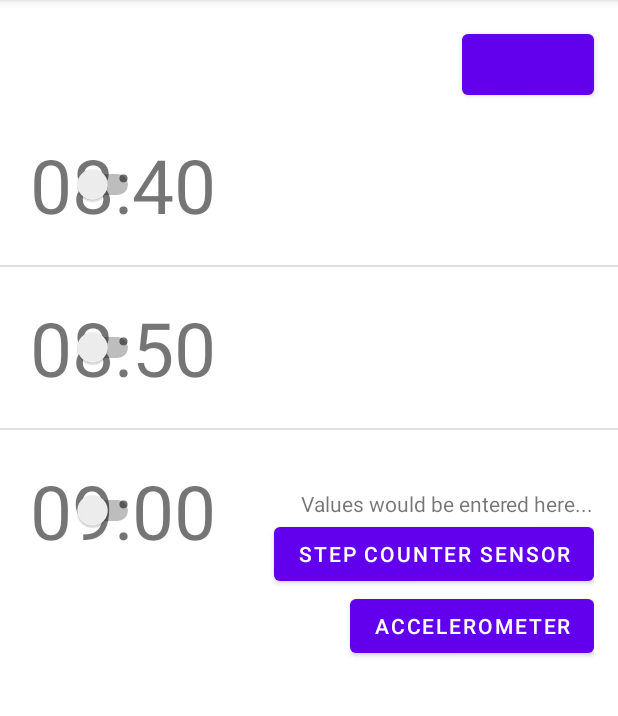
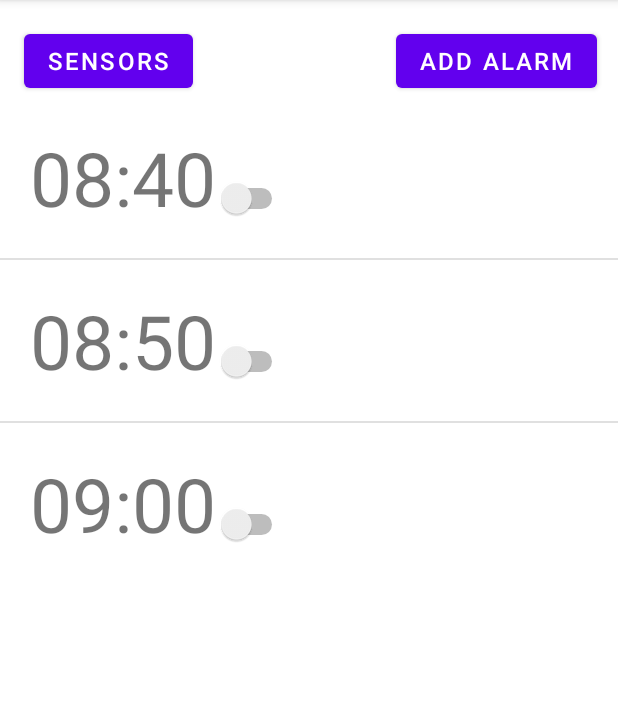
Before and after one commit to LydiaHaile/MAMN01-project, an Android app: the screen it shows after launch (MainActivity), on a phone screen of 412 x 824 dp, the part 84-800 px from its top. Run offline under Robolectric (Android 15) with nearby library versions, the phone set to English and light mode, and no system bars.

Commit message:
refactored sensor code

```diff
--- a/app/src/main/java/com/example/nosnooze/MainActivity.java
+++ b/app/src/main/java/com/example/nosnooze/MainActivity.java
@@ -20,17 +20,9 @@ import android.widget.ListView;
 import android.widget.TextView;
 import android.widget.Toast;
 
-public class MainActivity extends AppCompatActivity implements SensorEventListener{
-    private SensorManager sensorManager;
-    private int currentSensor;
-    private Sensor stepCounterSensor;
-    private Sensor accelerometerSensor;
-    private long lastUpdate = 0;
-    private float last_x, last_y, last_z;
-    private static final int SHAKE_THRESHOLD = 600;
-    private TextView textView;
+public class MainActivity extends AppCompatActivity {
+
     ListView alarmList;
-    Button btnStepCounterOnClick;
     private final String[] alarms = {"08:40", "08:50", "09:00"};
 
     @Override
@@ -40,20 +32,6 @@ public class MainActivity extends AppCompatActivity implements SensorEventListen
         alarmList = findViewById(R.id.alarm_list);
         AlarmAdapter alarmAdapter = new AlarmAdapter(this, alarms);
         alarmList.setAdapter(alarmAdapter);
-        textView = findViewById(R.id.tvResult);
-        sensorManager = (SensorManager)getSystemService(Context.SENSOR_SERVICE);
-        stepCounterSensor = sensorManager.getDefaultSensor(Sensor.TYPE_STEP_DETECTOR);
-        btnStepCounterOnClick = findViewById(R.id.btnStepCounterOnClick); // behövs den?
-        accelerometerSensor = sensorManager.getDefaultSensor(Sensor.TYPE_ACCELEROMETER);
-
-
-    }
-    public boolean checkSensorAvailability(int sensorType) {
-        boolean isSensor = false;
-        if (sensorManager.getDefaultSensor(sensorType) != null) {
-            isSensor = true;
-        }
-        return isSensor;
     }
 
     public void addAlarm(View view) {
@@ -61,64 +39,8 @@ public class MainActivity extends AppCompatActivity implements SensorEventListen
         startActivity(intent);
     }
 
-    public void stepCounterOnClick(View view) {
-        if (checkSensorAvailability(Sensor.TYPE_STEP_DETECTOR)) {
-            currentSensor = Sensor.TYPE_STEP_DETECTOR;
-        } else {
-            textView.setText("Step Counter Sensor not available");
-        }
+    public void gotoSensor(View view) {
+        Intent intent= new Intent(this, SensorPage.class);
+        startActivity(intent);
     }
-    @Override
-    public void onSensorChanged(SensorEvent event) {
-        if (event.sensor.getType() == currentSensor) {
-            float x = event.values[0];
-            float y = event.values[1];
-            float z = event.values[2];
-
-            long curTime = System.currentTimeMillis();
-            if ((curTime - lastUpdate) > 100) {
-                long diffTime = (curTime - lastUpdate);
-                lastUpdate = curTime;
-
-                float speed = Math.abs(x + y + z - last_x - last_y - last_z) / diffTime * 10000;
-
-                if (speed > SHAKE_THRESHOLD) {
-                    Toast.makeText(getApplicationContext(), "Your phone just shook", Toast.LENGTH_LONG).show();
-                }
-
-                last_x = x;
-                last_y = y;
-                last_z = z;
-            }
-      //  float steps = event.values[0];
-     //   textView.setText("Steps : " + steps);
-    }}
-    @Override
-    public void onAccuracyChanged(Sensor sensor, int accuracy) {
-
-    }
-        public void accelerometerSensorOnClick(View view) {
-            if (checkSensorAvailability(Sensor.TYPE_ACCELEROMETER)) {
-                currentSensor = Sensor.TYPE_ACCELEROMETER;
-            }
-            textView.setText("Accelerometer not available");
-        }
-
-    @Override
-    protected void onResume() {
-        super.onResume();
-        sensorManager.registerListener(this, accelerometerSensor,
-                SensorManager.SENSOR_DELAY_NORMAL);
-        sensorManager.registerListener((SensorEventListener) this, stepCounterSensor,
-                SensorManager.SENSOR_DELAY_NORMAL);
-
-    }
-
-    @Override
-    protected void onPause() {
-        super.onPause();
-        sensorManager.unregisterListener(this);
-    }
-
-
 }
--- a/app/src/main/res/layout/activity_main.xml
+++ b/app/src/main/res/layout/activity_main.xml
@@ -11,15 +11,28 @@
         android:layout_width="wrap_content"
         android:layout_height="wrap_content"
         android:onClick="addAlarm"
-        android:textSize="24sp"
+        android:textSize="16sp"
+        android:text="Add alarm"
         app:layout_constraintBottom_toBottomOf="parent"
         app:layout_constraintEnd_toEndOf="parent"
         app:layout_constraintHorizontal_bias="0.95"
         app:layout_constraintStart_toStartOf="parent"
         app:layout_constraintTop_toTopOf="parent"
         app:layout_constraintVertical_bias="0.023"
-        tools:text="@string/button_one"></Button>
+        tools:text="@string/button_one"/>
 
+    <Button
+        android:layout_width="wrap_content"
+        android:layout_height="wrap_content"
+        android:onClick="gotoSensor"
+        android:text="Sensors"
+        android:textSize="16sp"
+        app:layout_constraintBottom_toBottomOf="parent"
+        app:layout_constraintEnd_toStartOf="@+id/button"
+        app:layout_constraintHorizontal_bias="0.104"
+        app:layout_constraintStart_toStartOf="parent"
+        app:layout_constraintTop_toTopOf="parent"
+        app:layout_constraintVertical_bias="0.023" />
 
     <ListView
         android:id="@+id/alarm_list"
@@ -28,40 +41,6 @@
         app:layout_constraintEnd_toEndOf="parent"
         app:layout_constraintHorizontal_bias="0.0"
         app:layout_constraintStart_toStartOf="parent"
-        app:layout_constraintTop_toBottomOf="@+id/button"></ListView>
+        app:layout_constraintTop_toBottomOf="@+id/button"/>
 
-    <LinearLayout
-        android:layout_width="match_parent"
-        android:layout_height="match_parent"
-        android:layout_gravity="center"
-        android:layout_margin="16dp"
-        android:gravity="center"
-        android:orientation="vertical"
-        tools:layout_editor_absoluteX="16dp"
-        tools:layout_editor_absoluteY="54dp">
-
-
-        <TextView
-            android:id="@+id/tvResult"
-            android:layout_width="wrap_content"
-            android:layout_height="wrap_content"
-            android:layout_gravity="bottom|right"
-            android:text="Values would be entered here..." />
-
-        <Button
-            android:id="@+id/btnStepCounterOnClick"
-            android:layout_width="wrap_content"
-            android:layout_height="wrap_content"
-            android:layout_gravity="bottom|right"
-            android:onClick="stepCounterOnClick"
-            android:text="Step Counter Sensor" />
-
-        <Button
-            android:id="@+id/btnAccelerometer"
-            android:layout_width="wrap_content"
-            android:layout_height="wrap_content"
-            android:layout_gravity="bottom|right"
-            android:onClick="accelerometerSensorOnClick"
-            android:text="Accelerometer" />
-    </LinearLayout>
 </androidx.constraintlayout.widget.ConstraintLayout>
--- a/app/src/main/res/layout/row.xml
+++ b/app/src/main/res/layout/row.xml
@@ -1,5 +1,5 @@
 <?xml version="1.0" encoding="utf-8"?>
-<androidx.constraintlayout.widget.ConstraintLayout
+<LinearLayout
     xmlns:android="http://schemas.android.com/apk/res/android"
     xmlns:app="http://schemas.android.com/apk/res-auto"
     xmlns:tools="http://schemas.android.com/tools"
@@ -30,5 +30,7 @@
         app:layout_constraintEnd_toEndOf="parent"
         app:layout_constraintHorizontal_bias="1.0"
         app:layout_constraintStart_toStartOf="parent"
-        app:layout_constraintTop_toTopOf="parent"></Switch>
-</androidx.constraintlayout.widget.ConstraintLayout>
+        app:layout_constraintTop_toTopOf="parent"
+        android:layout_marginLeft="30dp"/>
+
+</LinearLayout>
--- a/app/src/main/res/values/strings.xml
+++ b/app/src/main/res/values/strings.xml
@@ -1,5 +1,5 @@
 <resources>
     <string name="app_name">NoSnooze</string>
     <string name="button_one">+</string>
-    <string name="set_time">Set time</string>"
+    <string name="set_time">Done</string>"
 </resources>
```
Also changed, not shown: app/src/main/AndroidManifest.xml (+6 -1 lines), app/src/main/java/com/example/nosnooze/AlarmSetter.java (+80 -29 lines), app/src/main/java/com/example/nosnooze/AlertReceiver.java (added, +14 -0 lines), app/src/main/java/com/example/nosnooze/SensorPage.java (added, +109 -0 lines), app/src/main/res/layout/activity_alarm_setter.xml (+21 -12 lines), app/src/main/res/layout/activity_sensor_page.xml (added, +45 -0 lines).
